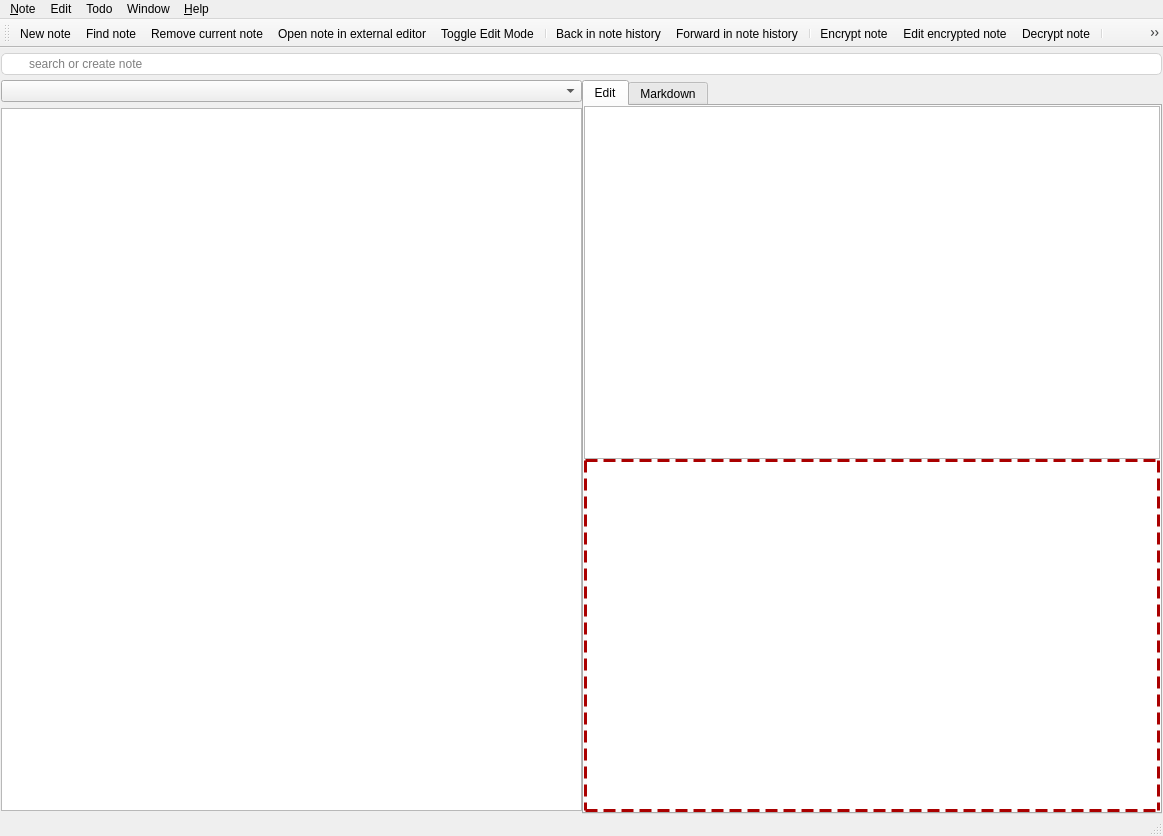
Qt form src/mainwindow.ui (pbek/QOwnNotes) before a commit.
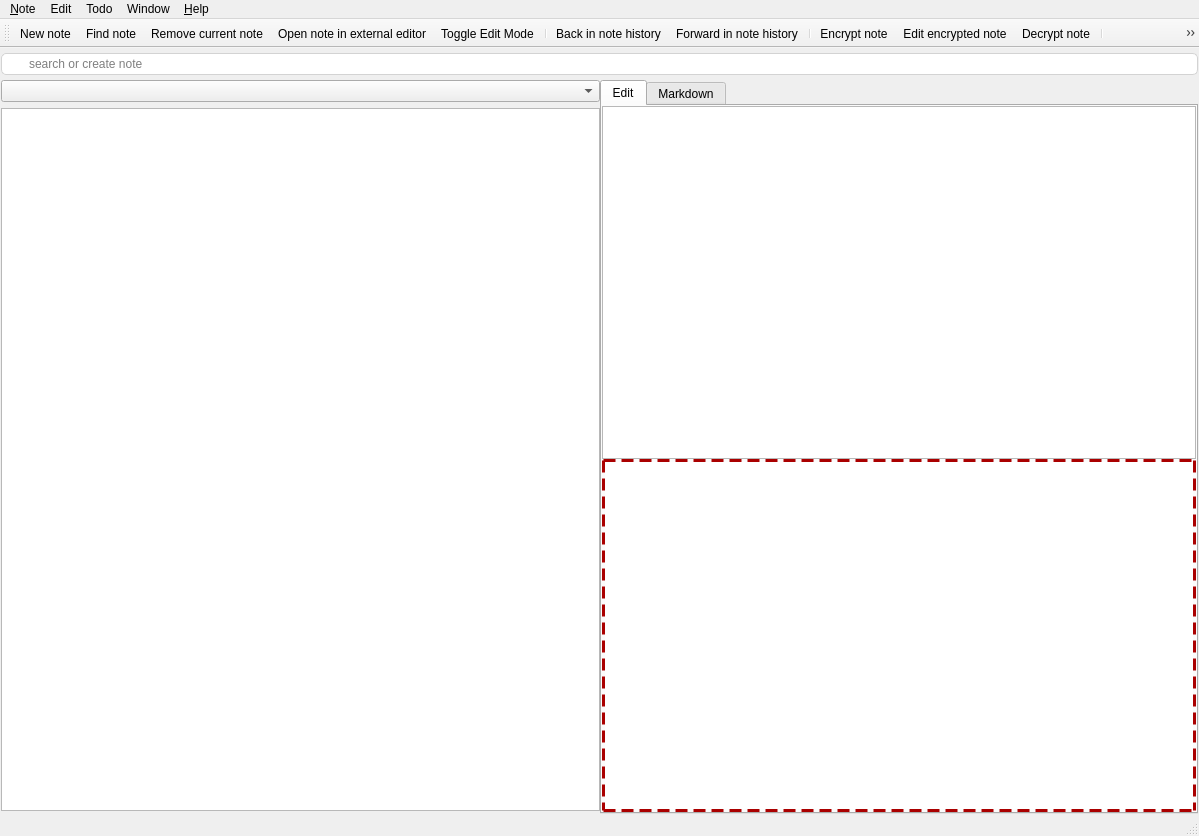
The same form after that commit. Icons and pictures are not drawn. Custom widgets are drawn as their Qt base class.

Commit message: implemented shortcuts to quickly increase or decrease the font size of the notes in edit mode

The edit to the form file:
```diff
--- a/src/mainwindow.ui
+++ b/src/mainwindow.ui
@@ -6,7 +6,7 @@
    <rect>
     <x>0</x>
     <y>0</y>
-    <width>1163</width>
+    <width>1199</width>
     <height>836</height>
    </rect>
   </property>
@@ -261,7 +261,7 @@
     <rect>
      <x>0</x>
      <y>0</y>
-     <width>1163</width>
+     <width>1199</width>
      <height>28</height>
     </rect>
    </property>
@@ -417,6 +417,9 @@
    <addaction name="actionOpen_List"/>
    <addaction name="separator"/>
    <addaction name="actionToggle_distraction_free_mode"/>
+   <addaction name="action_Increase_note_text_size"/>
+   <addaction name="action_Decrease_note_text_size"/>
+   <addaction name="action_Reset_note_text_size"/>
    <addaction name="action_Quit"/>
   </widget>
   <widget class="QStatusBar" name="statusBar"/>
@@ -989,6 +992,42 @@
     <string notr="true">Ctrl+I</string>
    </property>
   </action>
+  <action name="action_Increase_note_text_size">
+   <property name="icon">
+    <iconset theme="format-font-size-more" resource="breeze-qownnotes.qrc">
+     <normaloff>:/icons/breeze-qownnotes/16x16/format-font-size-more.svg</normaloff>:/icons/breeze-qownnotes/16x16/format-font-size-more.svg</iconset>
+   </property>
+   <property name="text">
+    <string>&amp;Increase note text size</string>
+   </property>
+   <property name="shortcut">
+    <string notr="true">Ctrl++</string>
+   </property>
+  </action>
+  <action name="action_Decrease_note_text_size">
+   <property name="icon">
+    <iconset theme="format-font-size-less" resource="breeze-qownnotes.qrc">
+     <normaloff>:/icons/breeze-qownnotes/16x16/format-font-size-less.svg</normaloff>:/icons/breeze-qownnotes/16x16/format-font-size-less.svg</iconset>
+   </property>
+   <property name="text">
+    <string>&amp;Decrease note text size</string>
+   </property>
+   <property name="shortcut">
+    <string notr="true">Ctrl+-</string>
+   </property>
+  </action>
+  <action name="action_Reset_note_text_size">
+   <property name="icon">
+    <iconset theme="zoom-fit-height" resource="breeze-qownnotes.qrc">
+     <normaloff>:/icons/breeze-qownnotes/16x16/zoom-fit-height.svg</normaloff>:/icons/breeze-qownnotes/16x16/zoom-fit-height.svg</iconset>
+   </property>
+   <property name="text">
+    <string>&amp;Reset note text size</string>
+   </property>
+   <property name="shortcut">
+    <string notr="true">Ctrl+/</string>
+   </property>
+  </action>
  </widget>
  <layoutdefault spacing="6" margin="11"/>
  <customwidgets>
```
Left out of the diff: 4 changed lines with no effect on the pictures. The commit also changes 12 other files.
